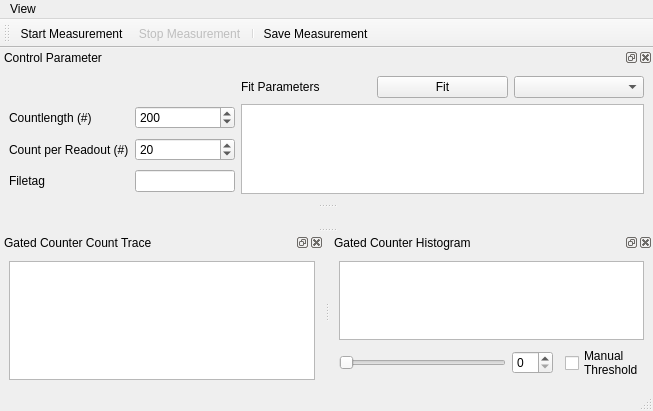
Above: gui/gated_counter/ui_gated_counter_gui.ui from Ulm-IQO/qudi before the change. Below: the same form after it.
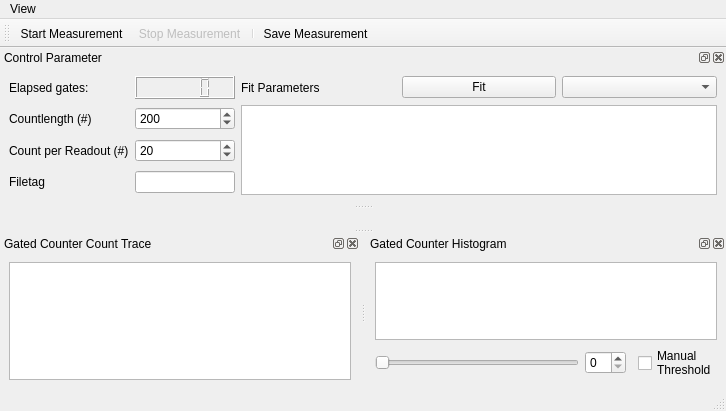
That is the form after the change. Icons and pictures are not drawn. Custom widgets are drawn as their Qt base class.

Commit message: Added elapsed gates progress display to gated_counter_gui.

The edit to the form file:
```diff
--- a/gui/gated_counter/ui_gated_counter_gui.ui
+++ b/gui/gated_counter/ui_gated_counter_gui.ui
@@ -6,7 +6,7 @@
    <rect>
     <x>0</x>
     <y>0</y>
-    <width>653</width>
+    <width>726</width>
     <height>411</height>
    </rect>
   </property>
@@ -21,7 +21,7 @@
     <rect>
      <x>0</x>
      <y>0</y>
-     <width>653</width>
+     <width>726</width>
      <height>21</height>
     </rect>
    </property>
@@ -281,6 +281,16 @@
          </property>
         </widget>
        </item>
+       <item row="0" column="1">
+        <widget class="QLCDNumber" name="progress_lcdDisplay"/>
+       </item>
+       <item row="0" column="0">
+        <widget class="QLabel" name="label_5">
+         <property name="text">
+          <string>Elapsed gates:</string>
+         </property>
+        </widget>
+       </item>
       </layout>
      </item>
     </layout>
```
The commit also changes 1 other file.
